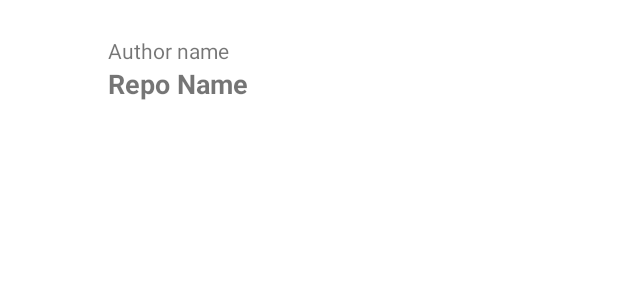
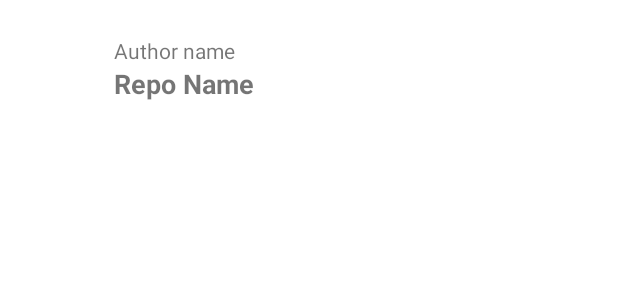
Before and after one commit to IshaanNagpal/CleanMVVMArchitecture-Android, an Android app: the layout repo_list_item.xml on its own in the app's theme, with its tools: preview values and no code run, on a phone screen of 412 x 824 dp. Shown: the top 300 px of the screen. Run offline under Robolectric (Android 15) with nearby library versions, the phone set to English and light mode, and no system bars.

```diff
--- a/app/src/main/java/com/sample/gitrepos/network/Resource.kt
+++ b/app/src/main/java/com/sample/gitrepos/network/Resource.kt
@@ -13,9 +13,5 @@ class Resource<T>(val status: Status, val data: T?, val resourceError: ResourceE
         fun <T> error(resourceError: ResourceError?): Resource<T> {
             return Resource(Status.ERROR, null, resourceError)
         }
-
-//        fun <T> loading(): Resource<T> {
-//            return Resource(Status.LOADING, null, null)
-//        }
     }
 }
--- a/app/src/main/java/com/sample/gitrepos/repositories/ReposListRepositoryImpl.kt
+++ b/app/src/main/java/com/sample/gitrepos/repositories/ReposListRepositoryImpl.kt
@@ -16,7 +16,7 @@ class ReposListRepositoryImpl(private val fetchRepoWeatherWebservice: FetchRepoA
 
     override suspend fun getGitRepositories(forceFetch: Boolean): Resource<MutableList<GitReposModel>> {
         if(!ConnectionUtility.isInternetAvailable()) {
-            return if(daoHandlerImpl.getReposDataFromDB().isNullOrEmpty()) {
+            return if(daoHandlerImpl.isReposDBEmpty()) {
                 Resource.error(ResourceError())
             } else{
                 Resource.success(daoHandlerImpl.getReposDataFromDB())
--- a/app/src/main/java/com/sample/gitrepos/utility/ConnectionUtility.kt
+++ b/app/src/main/java/com/sample/gitrepos/utility/ConnectionUtility.kt
@@ -3,7 +3,6 @@ package com.sample.gitrepos.utility
 import android.app.Application
 import android.content.Context
 import android.net.ConnectivityManager
-
 
 object ConnectionUtility {
     private lateinit var application: Application
--- a/app/src/main/java/com/sample/gitrepos/views/ReposItemView.kt
+++ b/app/src/main/java/com/sample/gitrepos/views/ReposItemView.kt
@@ -1,6 +1,7 @@
 package com.sample.gitrepos.views
 
 import com.sample.gitrepos.R
+import com.sample.gitrepos.extensions.toSafeString
 import com.sample.gitrepos.models.GitReposModel
 import com.sample.gitrepos.utility.ListItemModel
 
@@ -10,9 +11,8 @@ class ReposItemView(private val reposModel: GitReposModel) : ListItemModel {
     val repoName = reposModel.name
     val imageUrl = reposModel.avatar
     val langauge = reposModel.language
-    val stars = "Stars : "+reposModel.stars
-    val forks = "Forks : "+reposModel.forks
-
+    val stars = reposModel.stars.toSafeString()
+    val forks = reposModel.forks.toSafeString()
 
 
     override fun layoutId(): Int {
--- a/app/src/main/res/layout/repo_list_item.xml
+++ b/app/src/main/res/layout/repo_list_item.xml
@@ -16,8 +16,8 @@
         android:id="@+id/container_layout"
         android:layout_width="match_parent"
         android:layout_height="wrap_content"
+        android:animateLayoutChanges="true"
         android:padding="16dp"
-        android:animateLayoutChanges="true"
         tools:context=".views.ReposListActivity">
 
 
@@ -29,7 +29,6 @@
             android:layout_marginTop="8dp"
             android:layout_marginBottom="8dp"
             app:imageUrl="@{listItemModel.imageUrl}"
-            app:layout_constraintBottom_toBottomOf="parent"
             app:layout_constraintLeft_toLeftOf="parent"
             app:layout_constraintTop_toTopOf="parent" />
 
@@ -37,9 +36,9 @@
             android:id="@+id/author_name"
             android:layout_width="0dp"
             android:layout_height="wrap_content"
-            android:layout_marginLeft="8dp"
+            android:layout_marginStart="12dp"
+            android:layout_marginEnd="12dp"
             android:layout_marginTop="8dp"
-            android:layout_marginRight="8dp"
             android:text="@{listItemModel.author}"
             app:layout_constraintLeft_toRightOf="@id/user_imageview"
             app:layout_constraintRight_toRightOf="parent"
@@ -50,13 +49,13 @@
             android:id="@+id/repo_name"
             android:layout_width="0dp"
             android:layout_height="wrap_content"
-            android:layout_marginLeft="8dp"
+            android:layout_marginStart="12dp"
+            android:layout_marginEnd="12dp"
             android:layout_marginTop="0dp"
-            android:layout_marginRight="8dp"
             android:layout_marginBottom="8dp"
+            android:text="@{listItemModel.repoName}"
             android:textSize="18sp"
             android:textStyle="bold"
-            android:text="@{listItemModel.repoName}"
             app:layout_constraintBottom_toBottomOf="parent"
             app:layout_constraintLeft_toRightOf="@+id/user_imageview"
             app:layout_constraintRight_toRightOf="parent"
@@ -65,49 +64,48 @@
             tools:text="Repo Name" />
 
 
-
         <LinearLayout
             android:id="@+id/info_container_layout"
             android:layout_width="0dp"
             android:layout_height="wrap_content"
             android:layout_marginLeft="8dp"
+            android:layout_marginTop="16dp"
+            android:visibility="gone"
+            android:weightSum="3"
             app:layout_constraintBottom_toBottomOf="parent"
             app:layout_constraintLeft_toLeftOf="parent"
             app:layout_constraintRight_toRightOf="parent"
             app:layout_constraintTop_toBottomOf="@+id/repo_name"
-            app:layout_constraintVertical_bias="0.0"
-            android:layout_marginTop="16dp"
-            android:weightSum="3"
-            android:visibility="gone"
-            >
+            app:layout_constraintVertical_bias="0.0">
 
             <TextView
                 android:id="@+id/language"
                 android:layout_width="0dp"
                 android:layout_height="wrap_content"
-                tools:text="Lang"
                 android:layout_weight="1"
                 android:text="@{listItemModel.langauge}"
-                />
+                tools:text="Lang" />
 
 
             <TextView
                 android:id="@+id/stars"
                 android:layout_width="0dp"
                 android:layout_height="wrap_content"
-                tools:text="Stars"
                 android:layout_weight="1"
+                android:drawablePadding="@dimen/padding_10"
+                android:drawableStart="@drawable/star"
                 android:text="@{listItemModel.stars}"
-                />
+                tools:text="Stars" />
 
             <TextView
                 android:id="@+id/forks"
                 android:layout_width="0dp"
                 android:layout_height="wrap_content"
-                tools:text="Forks"
                 android:layout_weight="1"
+                android:drawablePadding="@dimen/padding_10"
+                android:drawableStart="@drawable/fork"
                 android:text="@{listItemModel.forks}"
-                />
+                tools:text="Forks" />
 
 
         </LinearLayout>
```
Also changed, not shown: app/src/main/java/com/sample/gitrepos/extensions/IntExt.kt (added, +11 -0 lines), app/src/main/java/com/sample/gitrepos/utility/ExpandAndCollapseAdapter.kt (+4 -5 lines), app/src/main/java/com/sample/gitrepos/viewmodels/ReposListViewModelImpl.kt (+3 -5 lines), app/src/main/res/drawable-xhdpi/fork.png (added), app/src/main/res/drawable-xhdpi/star.png (added), app/src/main/res/drawable-xxhdpi/fork.png (added), app/src/main/res/drawable-xxhdpi/star.png (added).
